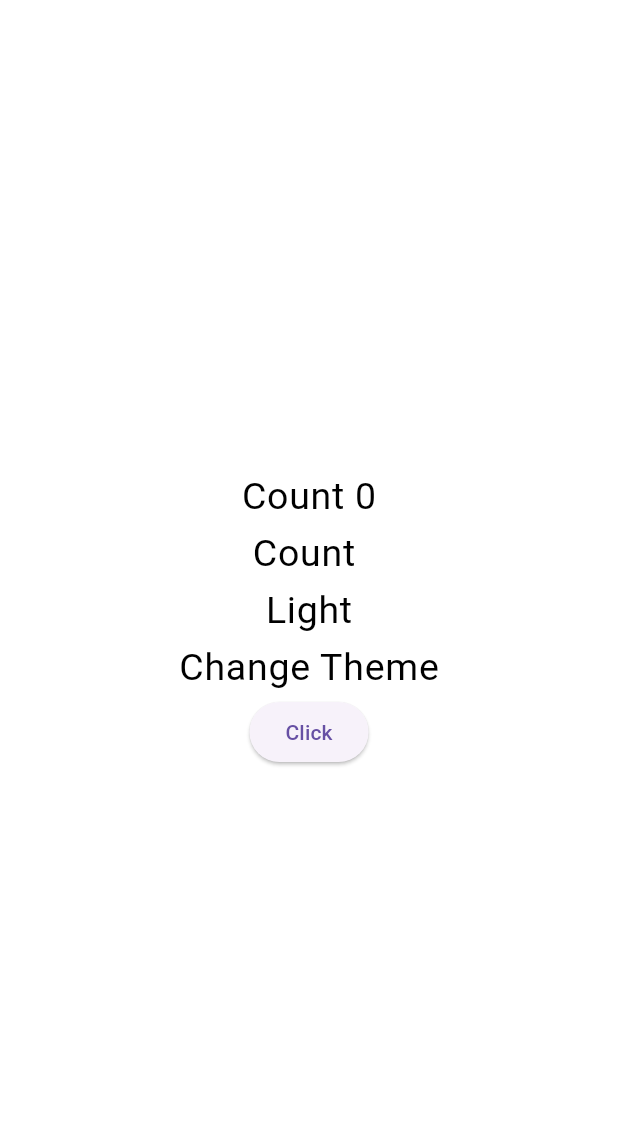
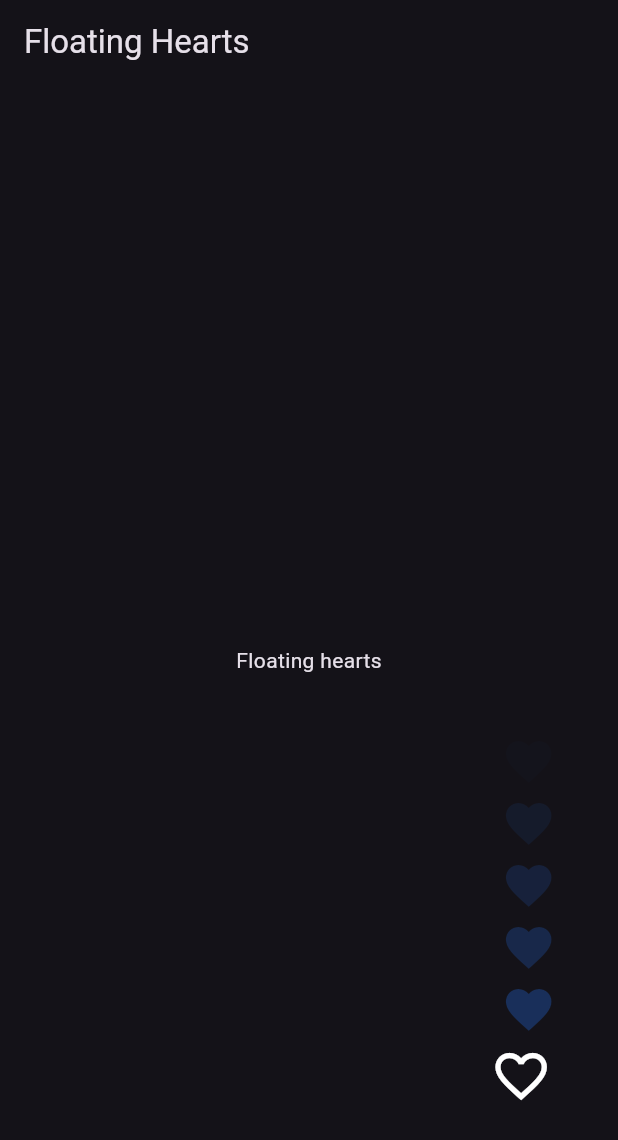
Before and after one commit to MrTuyennn/juncookExample_flutter, a Flutter app: the screen it shows after launch, on a phone screen of 412 x 824 dp. Shown: the top 1140 px of the screen. Run offline on Flutter 3.47's test engine with Material 3 defaults, Android fonts, the phone set to English and light mode, and no system bars; our stand-ins replace equatable, flutter_bloc, go_router, shared_preferences.

Commit message:
update module component heart

```diff
--- /dev/null
+++ b/lib/floating-hearts/pages/home-widget.dart
@@ -0,0 +1,62 @@
+import 'dart:async';
+
+import 'package:flutter/material.dart';
+import 'package:juncook_example/floating-hearts/provider/floating-hearts-provider.dart';
+import 'package:juncook_example/floating-hearts/widgets/floating-hearts.dart';
+import 'package:juncook_example/floating-hearts/widgets/heart-button.dart';
+import 'package:provider/provider.dart';
+
+class MyHomePage extends StatefulWidget {
+  const MyHomePage({super.key});
+
+  @override
+  State<MyHomePage> createState() => _MyHomePageState();
+}
+
+class _MyHomePageState extends State<MyHomePage> {
+  late Timer _timer;
+
+  @override
+  void initState() {
+    // runs every 1 second
+    Timer.periodic(const Duration(seconds: 1), (timer) {
+      FloatingHeartsProvider floatingHeartsProvider =
+          context.read<FloatingHeartsProvider>();
+      floatingHeartsProvider.addHeart();
+    });
+    super.initState();
+  }
+
+  @override
+  void dispose() {
+    _timer.cancel();
+    super.dispose();
+  }
+
+  @override
+  Widget build(BuildContext context) {
+    Size size = MediaQuery.of(context).size;
+
+    return Scaffold(
+      appBar: AppBar(
+        title: const Text('Floating Hearts'),
+      ),
+      body: Scaffold(
+        body: Stack(children: [
+          const Center(child: Text('Floating hearts')),
+          Positioned(
+              right: MediaQuery.of(context).size.width * 0.1,
+              bottom:
+                  MediaQuery.of(context).viewInsets.bottom + size.height * 0.1,
+              child: const FloatingHeartsWidget()),
+          Positioned(
+            right: MediaQuery.of(context).size.width * 0.05,
+            bottom:
+                MediaQuery.of(context).viewInsets.bottom + size.height * 0.1,
+            child: const HeartButton(),
+          ),
+        ]),
+      ),
+    );
+  }
+}
--- /dev/null
+++ b/lib/floating-hearts/provider/floating-hearts-provider.dart
@@ -0,0 +1,21 @@
+import 'package:flutter/material.dart';
+import 'package:juncook_example/floating-hearts/widgets/heart.dart';
+
+class FloatingHeartsProvider with ChangeNotifier {
+  FloatingHeartsProvider();
+
+  final List<Widget> _hearts = <Widget>[];
+  int _key = 0;
+
+  List<Widget> get hearts => _hearts;
+
+  void addHeart() {
+    _hearts.add(Heart(key: Key(_key.toString())));
+    _key++;
+    notifyListeners();
+  }
+
+  void removeHeart(Key? key) {
+    _hearts.removeWhere((heart) => heart.key == key);
+  }
+}
--- /dev/null
+++ b/lib/floating-hearts/widgets/floating-hearts.dart
@@ -0,0 +1,27 @@
+import 'package:flutter/material.dart';
+import 'package:juncook_example/floating-hearts/provider/floating-hearts-provider.dart';
+import 'package:provider/provider.dart';
+
+class FloatingHeartsWidget extends StatelessWidget {
+  const FloatingHeartsWidget({super.key});
+
+  @override
+  Widget build(BuildContext context) {
+    FloatingHeartsProvider floatingHeartsProvider =
+        context.watch<FloatingHeartsProvider>();
+    Size size = MediaQuery.of(context).size;
+
+    return Container(
+        child: Padding(
+      padding: const EdgeInsets.only(bottom: 20),
+      child: Align(
+        alignment: Alignment.bottomRight,
+        child: SizedBox(
+          height: size.height * 0.8,
+          width: size.width * 0.2,
+          child: Stack(children: floatingHeartsProvider.hearts),
+        ),
+      ),
+    ));
+  }
+}
--- /dev/null
+++ b/lib/floating-hearts/widgets/heart-button.dart
@@ -0,0 +1,27 @@
+import 'package:flutter/material.dart';
+import 'package:juncook_example/floating-hearts/provider/floating-hearts-provider.dart';
+import 'package:provider/provider.dart';
+
+class HeartButton extends StatelessWidget {
+  const HeartButton({super.key});
+
+  @override
+  Widget build(BuildContext context) {
+    Size size = MediaQuery.of(context).size;
+
+    return RawMaterialButton(
+      onPressed: () {
+        FloatingHeartsProvider floatingHeartsProvider =
+            context.read<FloatingHeartsProvider>();
+        floatingHeartsProvider.addHeart();
+      },
+      elevation: 2.0,
+      shape: const CircleBorder(),
+      child: Icon(
+        Icons.favorite_border_outlined,
+        color: Colors.white,
+        size: size.width * 0.1,
+      ),
+    );
+  }
+}
--- /dev/null
+++ b/lib/floating-hearts/widgets/heart.dart
@@ -0,0 +1,65 @@
+import 'package:flutter/material.dart';
+import 'package:juncook_example/floating-hearts/provider/floating-hearts-provider.dart';
+
+import 'dart:ui';
+import 'dart:math' as math;
+import 'package:provider/provider.dart';
+
+class Heart extends StatefulWidget {
+  const Heart({required Key key}) : super(key: key);
+
+  @override
+  _HeartState createState() => _HeartState();
+}
+
+class _HeartState extends State<Heart> with SingleTickerProviderStateMixin {
+  late AnimationController controller;
+
+  final Color _color = Color((math.Random().nextDouble() * 0xFFFFFF).toInt());
+  final double right = math.Random().nextInt(20).toDouble();
+  final int randomSize = math.Random().nextInt(18);
+  double opacity = 0.7;
+
+  @override
+  void initState() {
+    controller =
+        AnimationController(vsync: this, duration: const Duration(seconds: 5));
+    _startAnimation(controller);
+    super.initState();
+  }
+
+  void _startAnimation(AnimationController controller) {
+    controller.forward().whenComplete(() {
+      FloatingHeartsProvider floatingHeartsProvider =
+          context.read<FloatingHeartsProvider>();
+      floatingHeartsProvider.removeHeart(widget.key);
+      controller.dispose();
+    });
+  }
+
+  @override
+  Widget build(BuildContext context) {
+    Size size = MediaQuery.of(context).size;
+
+    return AnimatedBuilder(
+        animation: controller,
+        builder: (context, snapshot) {
+          final value = controller.value;
+
+          double? bottom = lerpDouble(
+              MediaQuery.of(context).viewInsets.bottom,
+              MediaQuery.of(context).viewInsets.bottom + size.height * 0.25,
+              value);
+          opacity = lerpDouble(0.7, 0, value)!;
+
+          return Positioned(
+              bottom: bottom,
+              right: right,
+              child: Icon(
+                Icons.favorite,
+                color: _color.withOpacity(opacity),
+                size: (size.width * 0.05 + randomSize).toDouble(),
+              ));
+        });
+  }
+}
--- a/pubspec.yaml
+++ b/pubspec.yaml
@@ -39,6 +39,8 @@ dependencies:
   flutter_bloc: ^8.1.3
   shared_preferences: ^2.2.1
   equatable: ^2.0.5
+  go_router: ^12.1.1
+  provider: ^6.0.0
 
 dev_dependencies:
   flutter_test:
```
Also changed, not shown: lib/main.dart (+95 -9 lines), lib/view/shimmer.dart (added, +372 -0 lines), pubspec.lock.
